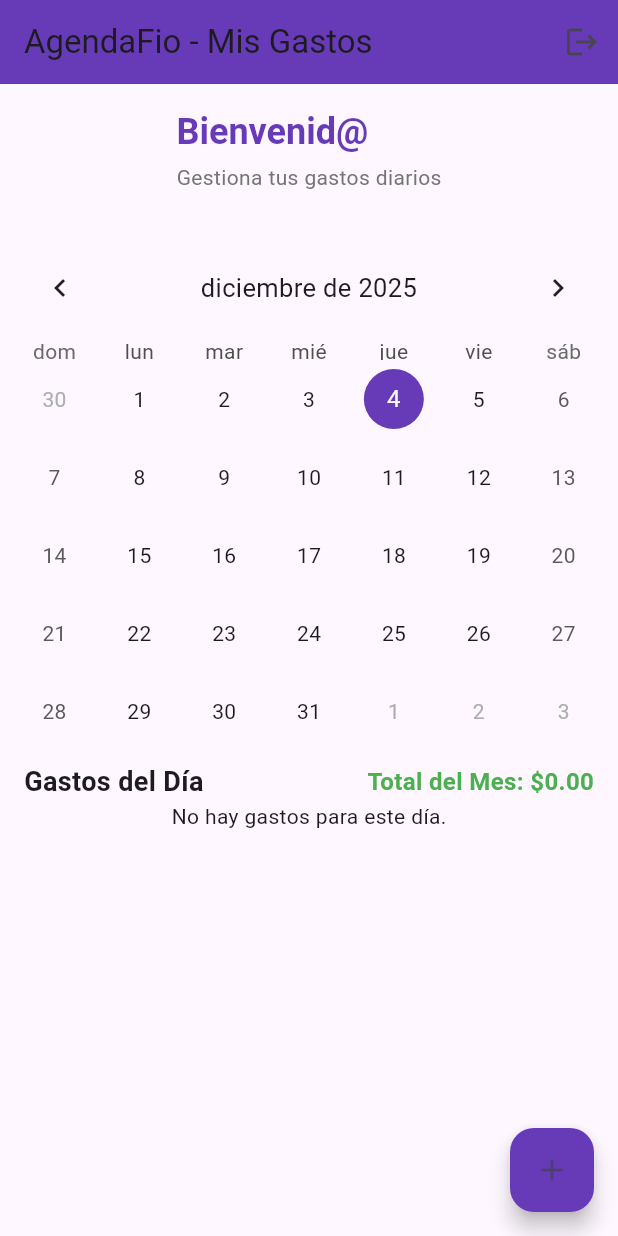
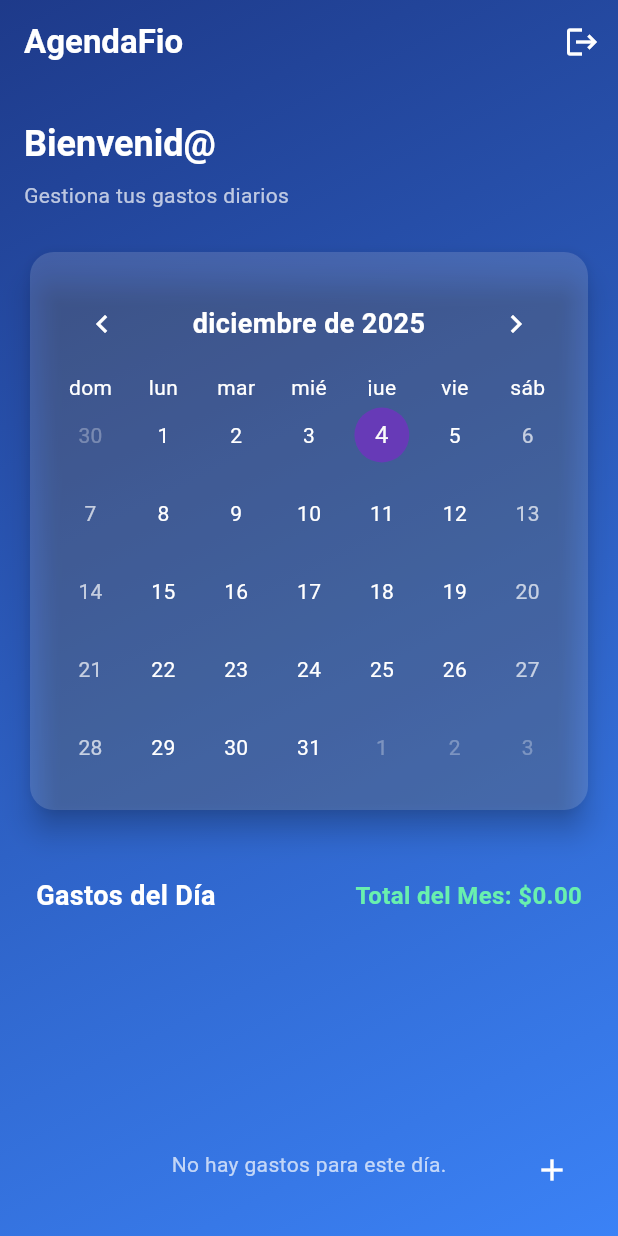
Before and after one commit to CarlosCL2001CL/AgendaFio, a Flutter app: the CalendarScreen screen opened by its route, on a phone screen of 412 x 824 dp. Run offline on Flutter 3.47's test engine with Material 3 defaults, Android fonts, the phone set to English and light mode, and no system bars; drawn by our look-alikes of table_calendar; our stand-ins replace cloud_firestore, firebase_auth, firebase_core, go_router; missing offline and left inert: mailer; accounts and stored records are empty.

Commit message:
Mejora updates generales

```diff
--- a/lib/calendar_screen.dart
+++ b/lib/calendar_screen.dart
@@ -1,8 +1,11 @@
 import 'package:flutter/material.dart';
+import 'package:intl/intl.dart';
 import 'package:table_calendar/table_calendar.dart';
 import 'package:cloud_firestore/cloud_firestore.dart';
 import 'package:firebase_auth/firebase_auth.dart';
 import 'package:go_router/go_router.dart';
+import 'package:myapp/widgets/auth_widgets.dart';
+import 'package:myapp/widgets/ui_widgets.dart';
 
 // Modelo para representar un gasto
 class Expense {
@@ -62,50 +65,59 @@ class _CalendarScreenState extends State<CalendarScreen> {
   @override
   Widget build(BuildContext context) {
     return Scaffold(
+      extendBodyBehindAppBar: true, // Extender el cuerpo detrás de la AppBar
       appBar: AppBar(
-        title: const Text('AgendaFio - Mis Gastos'),
-        backgroundColor: Colors.deepPurple,
+        backgroundColor: Colors.transparent, // AppBar transparente
+        elevation: 0, // Sin sombra
+        title: const Text(
+          'AgendaFio',
+          style: TextStyle(fontWeight: FontWeight.bold, color: Colors.white),
+        ),
         actions: [
           IconButton(
-            icon: const Icon(Icons.logout),
+            icon: const Icon(Icons.logout, color: Colors.white),
             onPressed: _signOut,
             tooltip: 'Cerrar Sesión',
           ),
         ],
       ),
-      body: SingleChildScrollView(
+      body: GradientBackground(
+        child: SafeArea(
+          child: SingleChildScrollView(
+            padding: const EdgeInsets.symmetric(
+              horizontal: 16.0,
+              vertical: 24.0,
+            ),
             child: Column(
+              crossAxisAlignment: CrossAxisAlignment.start,
               children: [
                 // Mensaje de bienvenida
                 Padding(
-              padding: const EdgeInsets.symmetric(
-                horizontal: 16.0,
-                vertical: 16.0,
-              ),
+                  padding: const EdgeInsets.only(bottom: 24.0),
                   child: Column(
                     crossAxisAlignment: CrossAxisAlignment.start,
                     children: [
                       Text(
                         'Bienvenid@ ${_user?.email?.split('@').first ?? 'Usuario'}',
-                    style: Theme.of(context).textTheme.headlineSmall?.copyWith(
+                        style: Theme.of(context).textTheme.headlineSmall
+                            ?.copyWith(
                               fontWeight: FontWeight.bold,
-                      color: Colors.deepPurple,
+                              color: Colors.white,
                             ),
                       ),
-                  const SizedBox(height: 4),
+                      const SizedBox(height: 8),
                       Text(
                         'Gestiona tus gastos diarios',
                         style: Theme.of(
                           context,
-                    ).textTheme.bodyMedium?.copyWith(color: Colors.grey[600]),
+                        ).textTheme.bodyMedium?.copyWith(color: Colors.white70),
                       ),
                     ],
                   ),
                 ),
-            const SizedBox(height: 16),
-            // Calendario
-            Padding(
-              padding: const EdgeInsets.symmetric(horizontal: 8.0),
+
+                // Calendario en una tarjeta transparente
+                TransparentCard(
                   child: TableCalendar(
                     locale: 'es_ES',
                     firstDay: DateTime.utc(2020, 1, 1),
@@ -135,53 +147,103 @@ class _CalendarScreenState extends State<CalendarScreen> {
                         _focusedDay = focusedDay;
                       });
                     },
-                calendarStyle: const CalendarStyle(
+                    calendarBuilders: CalendarBuilders(
+                      dowBuilder: (context, day) {
+                        final text = DateFormat.E('es_ES').format(day);
+                        return Center(
+                          child: Text(
+                            text,
+                            style: const TextStyle(color: Colors.white),
+                          ),
+                        );
+                      },
+                    ),
+                    daysOfWeekStyle: const DaysOfWeekStyle(
+                      weekdayStyle: TextStyle(color: Colors.white),
+                      weekendStyle: TextStyle(color: Colors.white),
+                    ),
+                    calendarStyle: CalendarStyle(
                       todayDecoration: BoxDecoration(
-                    color: Colors.deepPurpleAccent,
+                        color: Colors.deepPurpleAccent.withOpacity(0.7),
                         shape: BoxShape.circle,
                       ),
-                  selectedDecoration: BoxDecoration(
+                      selectedDecoration: const BoxDecoration(
                         color: Colors.deepPurple,
                         shape: BoxShape.circle,
                       ),
-                  markerDecoration: BoxDecoration(
+                      markerDecoration: const BoxDecoration(
                         color: Colors.amber,
                         shape: BoxShape.circle,
                       ),
+                      defaultTextStyle: const TextStyle(color: Colors.white),
+                      weekendTextStyle: const TextStyle(color: Colors.white70),
+                      outsideTextStyle: const TextStyle(color: Colors.white30),
                     ),
                     headerStyle: const HeaderStyle(
                       titleCentered: true,
                       formatButtonVisible: false,
+                      titleTextStyle: TextStyle(
+                        color: Colors.white,
+                        fontSize: 18,
+                        fontWeight: FontWeight.bold,
+                      ),
+                      leftChevronIcon: Icon(
+                        Icons.chevron_left,
+                        color: Colors.white,
+                      ),
+                      rightChevronIcon: Icon(
+                        Icons.chevron_right,
+                        color: Colors.white,
                       ),
                     ),
                   ),
-            const SizedBox(height: 8.0),
+                ),
+
+                const SizedBox(height: 24.0),
+
+                // Gastos y totales
                 Padding(
-              padding: const EdgeInsets.symmetric(horizontal: 16.0),
+                  padding: const EdgeInsets.symmetric(
+                    horizontal: 8.0,
+                    vertical: 16.0,
+                  ),
                   child: Row(
                     mainAxisAlignment: MainAxisAlignment.spaceBetween,
                     children: [
                       const Text(
                         'Gastos del Día',
-                    style: TextStyle(fontSize: 18, fontWeight: FontWeight.bold),
+                        style: TextStyle(
+                          fontSize: 18,
+                          fontWeight: FontWeight.bold,
+                          color: Colors.white,
+                        ),
                       ),
                       MonthlyTotalWidget(focusedDay: _focusedDay, user: _user),
                     ],
                   ),
                 ),
-            Expanded(
-              child: DailyExpensesList(selectedDay: _selectedDay, user: _user),
+
+                // Lista de gastos
+                SizedBox(
+                  height: 300,
+                  child: DailyExpensesList(
+                    selectedDay: _selectedDay,
+                    user: _user,
+                  ),
                 ),
               ],
+            ),
+          ),
         ),
       ),
       floatingActionButton: FloatingActionButton(
         onPressed: (_selectedDay == null || _user == null)
             ? null
             : () => _showAddExpenseDialog(context, _selectedDay, _user),
-        backgroundColor: Colors.deepPurple,
+        backgroundColor: Colors.transparent,
+        elevation: 0,
         tooltip: 'Añadir Gasto',
-        child: const Icon(Icons.add),
+        child: const Icon(Icons.add, color: Colors.white),
       ),
     );
   }
@@ -206,14 +268,23 @@ class MonthlyTotalWidget extends StatelessWidget {
         ),
       );
     }
+
+    final firstDayOfMonth = DateTime(focusedDay.year, focusedDay.month, 1);
+    final lastDayOfMonth = DateTime(focusedDay.year, focusedDay.month + 1, 0);
+
+    final startOfMonth = _dateToString(firstDayOfMonth);
+    final endOfMonth = _dateToString(lastDayOfMonth);
+
     return StreamBuilder<QuerySnapshot>(
       stream: FirebaseFirestore.instance
           .collection('expenses')
           .where('userId', isEqualTo: user!.uid)
+          .where('dateString', isGreaterThanOrEqualTo: startOfMonth)
+          .where('dateString', isLessThanOrEqualTo: endOfMonth)
           .snapshots(),
       builder: (context, snapshot) {
         if (snapshot.connectionState == ConnectionState.waiting) {
-          return const CircularProgressIndicator();
+          return const CircularProgressIndicator(color: Colors.white);
         }
 
         if (!snapshot.hasData || snapshot.hasError) {
@@ -228,32 +299,12 @@ class MonthlyTotalWidget extends StatelessWidget {
         }
 
         double monthlyTotal = 0.0;
-        final currentMonth = focusedDay.month;
-        final currentYear = focusedDay.year;
-
         for (var doc in snapshot.data!.docs) {
           final data = doc.data() as Map<String, dynamic>?;
-
           if (data != null) {
-            // Obtener la fecha guardada (string YYYY-MM-DD)
-            final dateString = data['dateString'] as String?;
-            if (dateString != null) {
-              try {
-                final parts = dateString.split('-');
-                final expenseYear = int.parse(parts[0]);
-                final expenseMonth = int.parse(parts[1]);
-
-                // Validar que el gasto sea del mes y año actual
-                if (expenseMonth == currentMonth &&
-                    expenseYear == currentYear) {
             final price = data['price'] as num?;
             if (price != null) {
               monthlyTotal += price.toDouble();
-                  }
-                }
-              } catch (e) {
-                // Error procesando fecha, ignorar
-              }
             }
           }
         }
@@ -263,7 +314,7 @@ class MonthlyTotalWidget extends StatelessWidget {
           style: const TextStyle(
             fontSize: 16,
             fontWeight: FontWeight.bold,
-            color: Colors.green,
+            color: Colors.greenAccent,
           ),
         );
       },
@@ -281,7 +332,12 @@ class DailyExpensesList extends StatelessWidget {
   @override
   Widget build(BuildContext context) {
     if (selectedDay == null || user == null) {
-      return const Center(child: Text('Selecciona un día para ver los gastos'));
+      return const Center(
+        child: Text(
+          'Selecciona un día para ver los gastos',
+          style: TextStyle(color: Colors.white70),
+        ),
+      );
     }
 
     final dateString = _dateToString(selectedDay!);
@@ -294,11 +350,18 @@ class DailyExpensesList extends StatelessWidget {
           .snapshots(),
       builder: (context, snapshot) {
         if (snapshot.connectionState == ConnectionState.waiting) {
-          return const Center(child: CircularProgressIndicator());
+          return const Center(
+            child: CircularProgressIndicator(color: Colors.white),
+          );
         }
 
         if (!snapshot.hasData || snapshot.hasError) {
-          return const Center(child: Text('Error al cargar gastos'));
+          return const Center(
+            child: Text(
+              'Error al cargar gastos',
+              style: TextStyle(color: Colors.red),
+            ),
+          );
         }
 
         final expenses = snapshot.data!.docs.map((doc) {
@@ -312,10 +375,14 @@ class DailyExpensesList extends StatelessWidget {
         }).toList();
 
         if (expenses.isEmpty) {
-          return const Center(child: Text('No hay gastos para este día.'));
+          return const Center(
+            child: Text(
+              'No hay gastos para este día.',
+              style: TextStyle(color: Colors.white70),
+            ),
+          );
         }
 
-        // Calcular total del día
         double dailyTotal = 0.0;
         for (var expense in expenses) {
           dailyTotal += expense.price;
@@ -324,27 +391,34 @@ class DailyExpensesList extends StatelessWidget {
         return Column(
           children: [
             Padding(
-              padding: const EdgeInsets.all(16.0),
+              padding: const EdgeInsets.symmetric(vertical: 16.0),
               child: Text(
                 'Total del día: \$${dailyTotal.toStringAsFixed(2)}',
                 style: const TextStyle(
                   fontSize: 16,
                   fontWeight: FontWeight.bold,
-                  color: Colors.deepPurple,
+                  color: Colors.white,
                 ),
               ),
             ),
             Expanded(
               child: ListView.builder(
-                padding: const EdgeInsets.symmetric(horizontal: 16.0),
+                padding: const EdgeInsets.symmetric(horizontal: 8.0),
                 itemCount: expenses.length,
                 itemBuilder: (context, index) {
                   final expense = expenses[index];
                   return Card(
                     elevation: 2,
                     margin: const EdgeInsets.symmetric(vertical: 4),
+                    color: Colors.white.withOpacity(0.9),
                     child: ListTile(
-                      title: Text(expense.productName),
+                      title: Text(
+                        expense.productName,
+                        style: const TextStyle(
+                          fontWeight: FontWeight.bold,
+                          color: Colors.black87,
+                        ),
+                      ),
                       trailing: Row(
                         mainAxisSize: MainAxisSize.min,
                         children: [
@@ -356,7 +430,10 @@ class DailyExpensesList extends StatelessWidget {
                             ),
                           ),
                           IconButton(
-                            icon: const Icon(Icons.delete, color: Colors.red),
+                            icon: const Icon(
+                              Icons.delete,
+                              color: Colors.redAccent,
+                            ),
                             onPressed: () =>
                                 _deleteExpense(context, expense.id),
                           ),
@@ -405,7 +482,6 @@ class DailyExpensesList extends StatelessWidget {
   }
 }
 
-// Diálogo para añadir un nuevo gasto
 Future<void> _showAddExpenseDialog(
   BuildContext context,
   DateTime? selectedDay,
@@ -419,7 +495,12 @@ Future<void> _showAddExpenseDialog(
     context: context,
     builder: (context) {
       return AlertDialog(
-        title: const Text('Añadir Nuevo Gasto'),
+        backgroundColor: Colors.white.withOpacity(0.2),
+        shape: RoundedRectangleBorder(borderRadius: BorderRadius.circular(20)),
+        title: const Text(
+          'Añadir Nuevo Gasto',
+          style: TextStyle(color: Colors.white),
+        ),
         content: Form(
           key: formKey,
           child: Column(
@@ -427,7 +508,19 @@ Future<void> _showAddExpenseDialog(
             children: [
               TextFormField(
                 controller: productNameController,
-                decoration: const InputDecoration(labelText: 'Producto'),
+                style: const TextStyle(color: Colors.white),
+                decoration: InputDecoration(
+                  labelText: 'Producto',
+                  labelStyle: TextStyle(color: Colors.white.withOpacity(0.7)),
+                  enabledBorder: UnderlineInputBorder(
+                    borderSide: BorderSide(
+                      color: Colors.white.withOpacity(0.5),
+                    ),
+                  ),
+                  focusedBorder: const UnderlineInputBorder(
+                    borderSide: BorderSide(color: Colors.white, width: 2),
+                  ),
+                ),
                 validator: (value) {
                   if (value == null || value.isEmpty) {
                     return 'Por favor, introduce un nombre de producto';
@@ -438,9 +531,20 @@ Future<void> _showAddExpenseDialog(
               const SizedBox(height: 16),
               TextFormField(
                 controller: priceController,
-                decoration: const InputDecoration(
+                style: const TextStyle(color: Colors.white),
+                decoration: InputDecoration(
                   labelText: 'Precio (USD)',
+                  labelStyle: TextStyle(color: Colors.white.withOpacity(0.7)),
                   prefixText: '\$',
+                  prefixStyle: const TextStyle(color: Colors.white),
+                  enabledBorder: UnderlineInputBorder(
+                    borderSide: BorderSide(
+                      color: Colors.white.withOpacity(0.5),
+                    ),
+                  ),
+                  focusedBorder: const UnderlineInputBorder(
+                    borderSide: BorderSide(color: Colors.white, width: 2),
+                  ),
                 ),
                 keyboardType: const TextInputType.numberWithOptions(
                   decimal: true,
@@ -461,7 +565,10 @@ Future<void> _showAddExpenseDialog(
         actions: [
           TextButton(
             onPressed: () => Navigator.of(context).pop(),
-            child: const Text('Cancelar'),
+            child: const Text(
+              'Cancelar',
+              style: TextStyle(color: Colors.white),
+            ),
           ),
           ElevatedButton(
             onPressed: () {
@@ -475,7 +582,13 @@ Future<void> _showAddExpenseDialog(
                 Navigator.of(context).pop();
               }
             },
-            child: const Text('Guardar'),
+            style: ElevatedButton.styleFrom(
+              backgroundColor: Colors.deepPurple,
+              shape: RoundedRectangleBorder(
+                borderRadius: BorderRadius.circular(12),
+              ),
+            ),
+            child: const Text('Guardar', style: TextStyle(color: Colors.white)),
           ),
         ],
       );
@@ -483,7 +596,6 @@ Future<void> _showAddExpenseDialog(
   );
 }
 
-// Añade el gasto a Firestore
 void _addExpense(
   String productName,
   double price,
@@ -497,9 +609,9 @@ void _addExpense(
 
   FirebaseFirestore.instance.collection('expenses').add({
     'userId': user.uid,
-    'dateString': dateString, // Guardar como string YYYY-MM-DD
+    'dateString': dateString,
     'productName': productName,
     'price': price,
-    'timestamp': FieldValue.serverTimestamp(), // Para ordenar por timestamp
+    'timestamp': FieldValue.serverTimestamp(),
   });
 }
--- a/lib/screens/login_screen.dart
+++ b/lib/screens/login_screen.dart
@@ -105,7 +105,7 @@ class _LoginScreenState extends State<LoginScreen> {
                             child: Text(
                               'Recuperar contraseña-en desarrollo',
                               style: TextStyle(
-                                color: Colors.grey[600],
+                                color: const Color.fromARGB(255, 255, 255, 255),
                                 fontSize: 12,
                               ),
                             ),
--- /dev/null
+++ b/lib/widgets/ui_widgets.dart
@@ -0,0 +1,17 @@
+import 'package:flutter/material.dart';
+
+class TransparentCard extends StatelessWidget {
+  final Widget child;
+
+  const TransparentCard({super.key, required this.child});
+
+  @override
+  Widget build(BuildContext context) {
+    return Card(
+      elevation: 8,
+      shape: RoundedRectangleBorder(borderRadius: BorderRadius.circular(16)),
+      color: Colors.white.withOpacity(0.15),
+      child: Padding(padding: const EdgeInsets.all(16.0), child: child),
+    );
+  }
+}
--- a/pubspec.yaml
+++ b/pubspec.yaml
@@ -20,6 +20,7 @@ dependencies:
   go_router: ^17.0.0
   mailer: ^6.6.0
   table_calendar: ^3.2.0
+  intl: ^0.20.2
 
 dev_dependencies:
   flutter_test:
```
Also changed, not shown: lib/test_smtp.dart (+19 -4 lines), lib/widgets/auth_widgets.dart (+29 -24 lines), pubspec.lock, 1 other file. Lines whose indentation alone changed are shown as unchanged.
